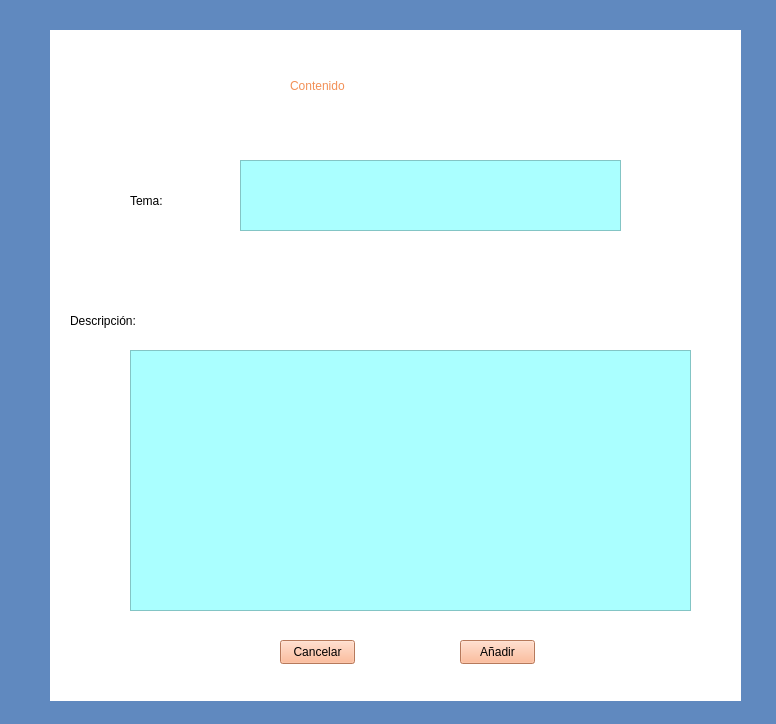
First picture: the form in AulaVirtual/contenido.ui, repository micaelCZ/AulaVirtual_VersionFinal, before the edit.
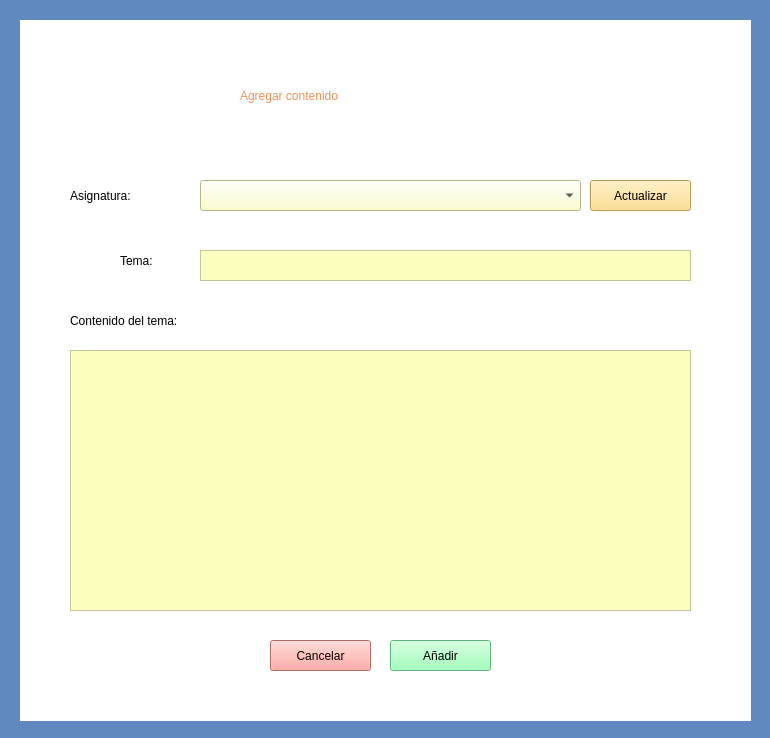
Second picture: the form after the edit.

Patch:
```diff
--- a/AulaVirtual/contenido.ui
+++ b/AulaVirtual/contenido.ui
@@ -6,8 +6,8 @@
    <rect>
     <x>0</x>
     <y>0</y>
-    <width>776</width>
-    <height>724</height>
+    <width>770</width>
+    <height>738</height>
    </rect>
   </property>
   <property name="windowTitle">
@@ -19,10 +19,10 @@
   <widget class="QLabel" name="label">
    <property name="geometry">
     <rect>
-     <x>50</x>
-     <y>30</y>
-     <width>691</width>
-     <height>671</height>
+     <x>20</x>
+     <y>20</y>
+     <width>731</width>
+     <height>701</height>
     </rect>
    </property>
    <property name="styleSheet">
@@ -35,9 +35,9 @@
   <widget class="QLabel" name="nombreCursos">
    <property name="geometry">
     <rect>
-     <x>290</x>
-     <y>50</y>
-     <width>171</width>
+     <x>240</x>
+     <y>60</y>
+     <width>301</width>
      <height>71</height>
     </rect>
    </property>
@@ -47,15 +47,15 @@
 background-color: rgb(255, 255, 255);</string>
    </property>
    <property name="text">
-    <string>Contenido </string>
+    <string>Agregar contenido </string>
    </property>
   </widget>
   <widget class="QLabel" name="label_2">
    <property name="geometry">
     <rect>
-     <x>130</x>
-     <y>180</y>
-     <width>81</width>
+     <x>120</x>
+     <y>240</y>
+     <width>61</width>
      <height>41</height>
     </rect>
    </property>
@@ -72,7 +72,7 @@
     <rect>
      <x>70</x>
      <y>300</y>
-     <width>121</width>
+     <width>211</width>
      <height>41</height>
     </rect>
    </property>
@@ -81,48 +81,49 @@
 font: 700 15pt &quot;Segoe UI&quot;;</string>
    </property>
    <property name="text">
-    <string>Descripción:</string>
+    <string>Contenido del tema:</string>
    </property>
   </widget>
   <widget class="QTextEdit" name="titulo">
    <property name="geometry">
     <rect>
-     <x>240</x>
-     <y>160</y>
-     <width>381</width>
-     <height>71</height>
+     <x>200</x>
+     <y>250</y>
+     <width>491</width>
+     <height>31</height>
     </rect>
    </property>
    <property name="styleSheet">
-    <string notr="true">background-color: rgb(170, 255, 255);</string>
+    <string notr="true">background-color: rgb(252, 255, 192);
+</string>
    </property>
   </widget>
   <widget class="QTextEdit" name="descripcion">
    <property name="geometry">
     <rect>
-     <x>130</x>
+     <x>70</x>
      <y>350</y>
-     <width>561</width>
+     <width>621</width>
      <height>261</height>
     </rect>
    </property>
    <property name="styleSheet">
-    <string notr="true">background-color: rgb(170, 255, 255);
+    <string notr="true">background-color: rgb(252, 255, 192);
 font: 11pt &quot;Segoe UI&quot;;</string>
    </property>
   </widget>
   <widget class="QPushButton" name="botonCancelar">
    <property name="geometry">
     <rect>
-     <x>280</x>
+     <x>270</x>
      <y>640</y>
-     <width>75</width>
-     <height>24</height>
+     <width>101</width>
+     <height>31</height>
     </rect>
    </property>
    <property name="styleSheet">
-    <string notr="true">background-color: rgb(255, 170, 127);
-font: 700 9pt &quot;Segoe UI&quot;;</string>
+    <string notr="true">background-color: rgb(255, 147, 139);
+font: 700 12pt &quot;Segoe UI&quot;;</string>
    </property>
    <property name="text">
     <string>Cancelar</string>
@@ -131,20 +132,69 @@
   <widget class="QPushButton" name="botonAddContenido">
    <property name="geometry">
     <rect>
-     <x>460</x>
+     <x>390</x>
      <y>640</y>
-     <width>75</width>
-     <height>24</height>
+     <width>101</width>
+     <height>31</height>
     </rect>
    </property>
    <property name="styleSheet">
     <string notr="true">background-color: rgb(255, 170, 127);
-font: 700 9pt &quot;Segoe UI&quot;;</string>
+font: 700 12pt &quot;Segoe UI&quot;;
+background-color: rgb(135, 255, 169);</string>
    </property>
    <property name="text">
     <string>Añadir</string>
    </property>
   </widget>
+  <widget class="QComboBox" name="asignaturaContenido">
+   <property name="geometry">
+    <rect>
+     <x>200</x>
+     <y>180</y>
+     <width>381</width>
+     <height>31</height>
+    </rect>
+   </property>
+   <property name="styleSheet">
+    <string notr="true">background-color: rgb(252, 255, 192);
+</string>
+   </property>
+  </widget>
+  <widget class="QLabel" name="label_4">
+   <property name="geometry">
+    <rect>
+     <x>70</x>
+     <y>180</y>
+     <width>121</width>
+     <height>31</height>
+    </rect>
+   </property>
+   <property name="styleSheet">
+    <string notr="true">background-color: rgba(0, 0, 0, 0);
+font: 700 15pt &quot;Segoe UI&quot;;</string>
+   </property>
+   <property name="text">
+    <string>Asignatura:</string>
+   </property>
+  </widget>
+  <widget class="QPushButton" name="actualizarContenido">
+   <property name="geometry">
+    <rect>
+     <x>590</x>
+     <y>180</y>
+     <width>101</width>
+     <height>31</height>
+    </rect>
+   </property>
+   <property name="styleSheet">
+    <string notr="true">background-color: rgb(255, 216, 116);
+font: 700 12pt &quot;Segoe UI&quot;;</string>
+   </property>
+   <property name="text">
+    <string>Actualizar</string>
+   </property>
+  </widget>
  </widget>
  <resources/>
  <connections/>
```
